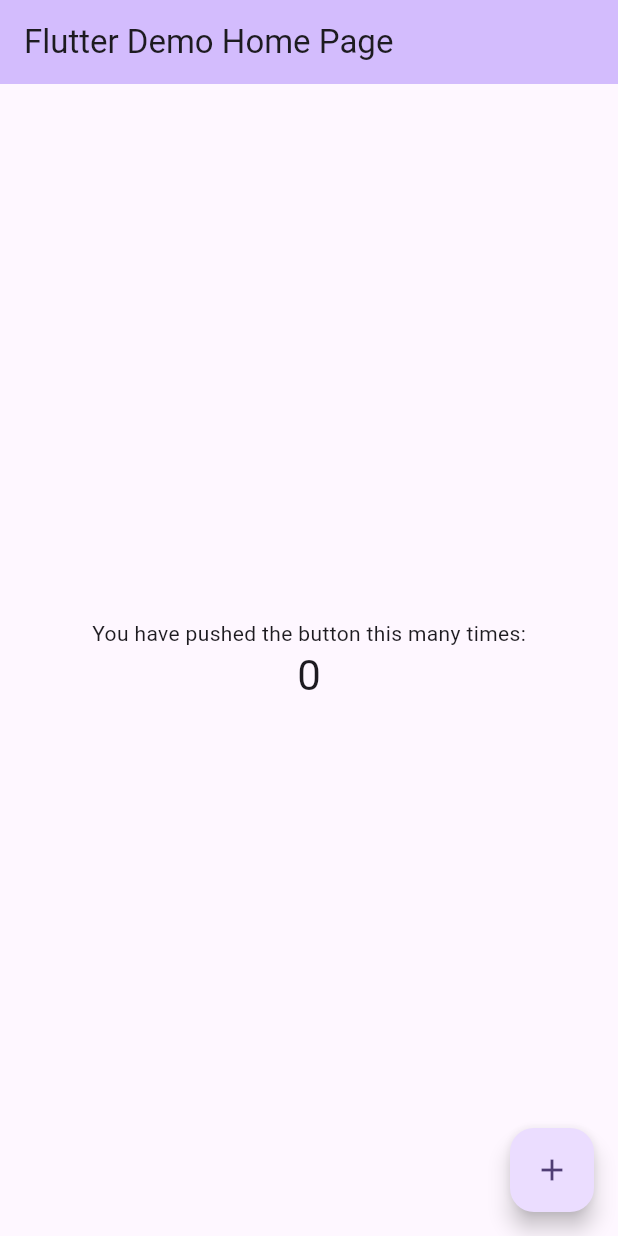
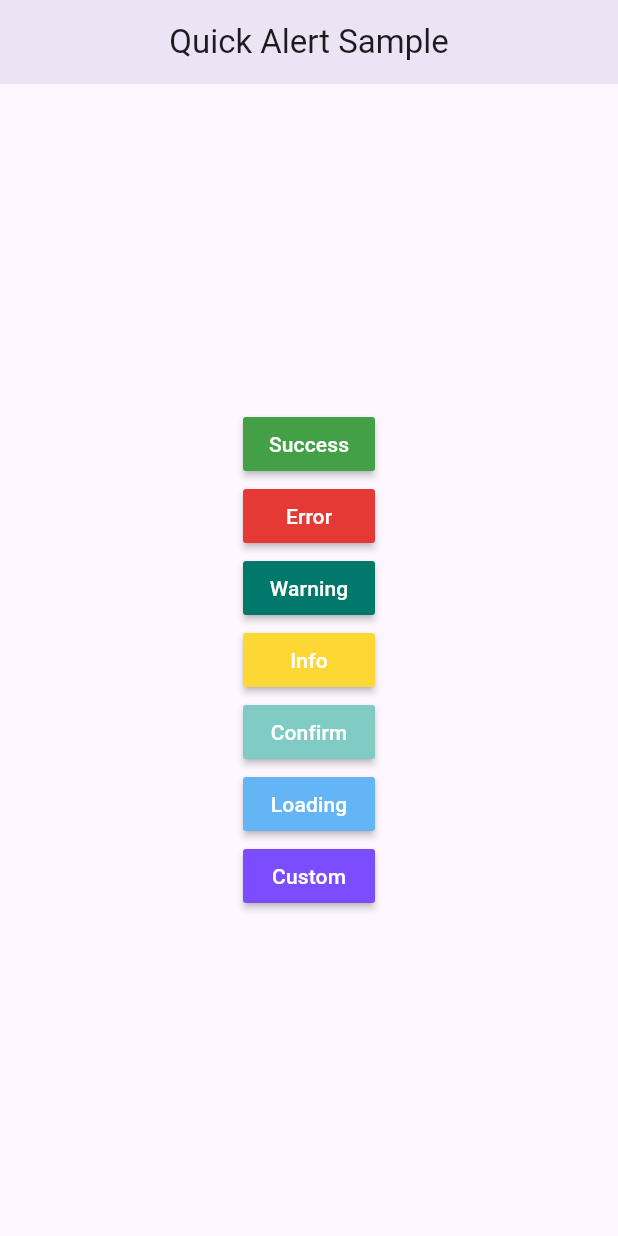
Before and after one commit to funky-dev99/Quick-Alert-Example, a Flutter app: the screen it shows after launch, on a phone screen of 412 x 824 dp. Run offline on Flutter 3.47's test engine with Material 3 defaults, Android fonts, the light colour scheme and no system bars; our stand-ins replace quickalert.

Commit message:
Alert code added

```diff
--- a/quick_alert_app/lib/main.dart
+++ b/quick_alert_app/lib/main.dart
@@ -1,125 +1,212 @@
 import 'package:flutter/material.dart';
+import 'package:quickalert/quickalert.dart';
 
-void main() {
-  runApp(const MyApp());
-}
+//
+// Created by Funky
+//
+//! Instagram
+//? @funky.dev99
+//
+//! Tik Tok
+//? funky.dev
+//
+//! Facebook
+//? Funky-Dev
+//
+//! GitHub
+//? funky.dev99
+//
+//
+
+void main() => runApp(const MyApp());
 
 class MyApp extends StatelessWidget {
   const MyApp({super.key});
 
-  // This widget is the root of your application.
   @override
   Widget build(BuildContext context) {
     return MaterialApp(
-      title: 'Flutter Demo',
-      theme: ThemeData(
-        // This is the theme of your application.
-        //
-        // TRY THIS: Try running your application with "flutter run". You'll see
-        // the application has a blue toolbar. Then, without quitting the app,
-        // try changing the seedColor in the colorScheme below to Colors.green
-        // and then invoke "hot reload" (save your changes or press the "hot
-        // reload" button in a Flutter-supported IDE, or press "r" if you used
-        // the command line to start the app).
-        //
-        // Notice that the counter didn't reset back to zero; the application
-        // state is not lost during the reload. To reset the state, use hot
-        // restart instead.
-        //
-        // This works for code too, not just values: Most code changes can be
-        // tested with just a hot reload.
-        colorScheme: ColorScheme.fromSeed(seedColor: Colors.deepPurple),
-        useMaterial3: true,
-      ),
-      home: const MyHomePage(title: 'Flutter Demo Home Page'),
+      debugShowCheckedModeBanner: false,
+      theme: ThemeData(useMaterial3: true),
+      home: const FinalView(),
     );
   }
 }
 
-class MyHomePage extends StatefulWidget {
-  const MyHomePage({super.key, required this.title});
-
-  // This widget is the home page of your application. It is stateful, meaning
-  // that it has a State object (defined below) that contains fields that affect
-  // how it looks.
-
-  // This class is the configuration for the state. It holds the values (in this
-  // case the title) provided by the parent (in this case the App widget) and
-  // used by the build method of the State. Fields in a Widget subclass are
-  // always marked "final".
-
-  final String title;
+class FinalView extends StatefulWidget {
+  const FinalView({super.key});
 
   @override
-  State<MyHomePage> createState() => _MyHomePageState();
+  State<FinalView> createState() => _FinalViewState();
 }
 
-class _MyHomePageState extends State<MyHomePage> {
-  int _counter = 0;
-
-  void _incrementCounter() {
-    setState(() {
-      // This call to setState tells the Flutter framework that something has
-      // changed in this State, which causes it to rerun the build method below
-      // so that the display can reflect the updated values. If we changed
-      // _counter without calling setState(), then the build method would not be
-      // called again, and so nothing would appear to happen.
-      _counter++;
-    });
-  }
-
+class _FinalViewState extends State<FinalView> {
   @override
   Widget build(BuildContext context) {
-    // This method is rerun every time setState is called, for instance as done
-    // by the _incrementCounter method above.
-    //
-    // The Flutter framework has been optimized to make rerunning build methods
-    // fast, so that you can just rebuild anything that needs updating rather
-    // than having to individually change instances of widgets.
     return Scaffold(
       appBar: AppBar(
-        // TRY THIS: Try changing the color here to a specific color (to
-        // Colors.amber, perhaps?) and trigger a hot reload to see the AppBar
-        // change color while the other colors stay the same.
-        backgroundColor: Theme.of(context).colorScheme.inversePrimary,
-        // Here we take the value from the MyHomePage object that was created by
-        // the App.build method, and use it to set our appbar title.
-        title: Text(widget.title),
+        title: const Text("Quick Alert Sample"),
+        centerTitle: true,
+        elevation: 8,
       ),
-      body: Center(
-        // Center is a layout widget. It takes a single child and positions it
-        // in the middle of the parent.
+      body: SizedBox(
+        width: double.infinity,
+        height: double.infinity,
         child: Column(
-          // Column is also a layout widget. It takes a list of children and
-          // arranges them vertically. By default, it sizes itself to fit its
-          // children horizontally, and tries to be as tall as its parent.
-          //
-          // Column has various properties to control how it sizes itself and
-          // how it positions its children. Here we use mainAxisAlignment to
-          // center the children vertically; the main axis here is the vertical
-          // axis because Columns are vertical (the cross axis would be
-          // horizontal).
-          //
-          // TRY THIS: Invoke "debug painting" (choose the "Toggle Debug Paint"
-          // action in the IDE, or press "p" in the console), to see the
-          // wireframe for each widget.
           mainAxisAlignment: MainAxisAlignment.center,
-          children: <Widget>[
-            const Text(
-              'You have pushed the button this many times:',
+          children: [
+            /// Success
+            MaterialButton(
+              onPressed: () {
+                QuickAlert.show(
+                  context: context,
+                  type: QuickAlertType.success,
+                  text: 'Transaction Completed Successfully!',
+                );
+              },
+              color: Colors.green[600],
+              child: const Text(
+                "Success",
+                style: TextStyle(color: Colors.white),
+              ),
             ),
-            Text(
-              '$_counter',
-              style: Theme.of(context).textTheme.headlineMedium,
+
+            /// Error
+            MaterialButton(
+              onPressed: () {
+                QuickAlert.show(
+                  context: context,
+                  type: QuickAlertType.error,
+                  title: 'Oops...',
+                  text: 'Sorry, something went wrong',
+                );
+              },
+              color: Colors.red[600],
+              child: const Text(
+                "Error",
+                style: TextStyle(color: Colors.white),
+              ),
+            ),
+
+            /// Warning
+            MaterialButton(
+              onPressed: () {
+                QuickAlert.show(
+                  context: context,
+                  type: QuickAlertType.warning,
+                  text: 'You just broke protocol',
+                );
+              },
+              color: Colors.teal[700],
+              child: const Text(
+                "Warning",
+                style: TextStyle(color: Colors.white),
+              ),
+            ),
+
+            /// Info
+            MaterialButton(
+              onPressed: () {
+                QuickAlert.show(
+                  context: context,
+                  type: QuickAlertType.info,
+                  text: 'Buy two, get one free',
+                );
+              },
+              color: Colors.yellow[600],
+              child: const Text(
+                "Info",
+                style: TextStyle(color: Colors.white),
+              ),
+            ),
+
+            /// Confirm
+            MaterialButton(
+              onPressed: () {
+                QuickAlert.show(
+                  context: context,
+                  type: QuickAlertType.confirm,
+                  text: 'Do you want to logout',
+                  confirmBtnText: 'Yes',
+                  cancelBtnText: 'No',
+                  confirmBtnColor: Colors.green,
+                );
+              },
+              color: Colors.teal[200],
+              child: const Text(
+                "Confirm",
+                style: TextStyle(color: Colors.white),
+              ),
+            ),
+
+            /// Loading
+            MaterialButton(
+              onPressed: () {
+                QuickAlert.show(
+                  context: context,
+                  type: QuickAlertType.loading,
+                  title: 'Loading',
+                  text: 'Fetching your data',
+                );
+              },
+              color: Colors.blue[300],
+              child: const Text(
+                "Loading",
+                style: TextStyle(color: Colors.white),
+              ),
+            ),
+
+            /// Custom
+            MaterialButton(
+              onPressed: () {
+                var message;
+                QuickAlert.show(
+                  title: 'Custom',
+                  text: 'Custom Widget Alert',
+                  context: context,
+                  type: QuickAlertType.custom,
+                  barrierDismissible: true,
+                  confirmBtnText: 'Save',
+                  widget: TextFormField(
+                    decoration: const InputDecoration(
+                      alignLabelWithHint: true,
+                      hintText: 'Enter Phone Number',
+                      prefixIcon: Icon(
+                        Icons.phone_outlined,
+                      ),
+                    ),
+                    textInputAction: TextInputAction.next,
+                    keyboardType: TextInputType.phone,
+                    onChanged: (value) => message = value,
+                  ),
+                  onConfirmBtnTap: () async {
+                    if (message.length < 5) {
+                      await QuickAlert.show(
+                        context: context,
+                        type: QuickAlertType.error,
+                        text: 'Please input something',
+                      );
+                      return;
+                    }
+                    Navigator.pop(context);
+                    await Future.delayed(const Duration(milliseconds: 1000));
+                    await QuickAlert.show(
+                      context: context,
+                      type: QuickAlertType.success,
+                      text: "Phone number '$message' has been saved!.",
+                    );
+                  },
+                );
+              },
+              color: Colors.deepPurpleAccent,
+              child: const Text(
+                "Custom",
+                style: TextStyle(color: Colors.white),
+              ),
             ),
           ],
         ),
       ),
-      floatingActionButton: FloatingActionButton(
-        onPressed: _incrementCounter,
-        tooltip: 'Increment',
-        child: const Icon(Icons.add),
-      ), // This trailing comma makes auto-formatting nicer for build methods.
     );
   }
 }
--- a/quick_alert_app/pubspec.yaml
+++ b/quick_alert_app/pubspec.yaml
@@ -35,6 +35,7 @@ dependencies:
   # The following adds the Cupertino Icons font to your application.
   # Use with the CupertinoIcons class for iOS style icons.
   cupertino_icons: ^1.0.2
+  quickalert: ^1.0.2
 
 dev_dependencies:
   flutter_test:
```
